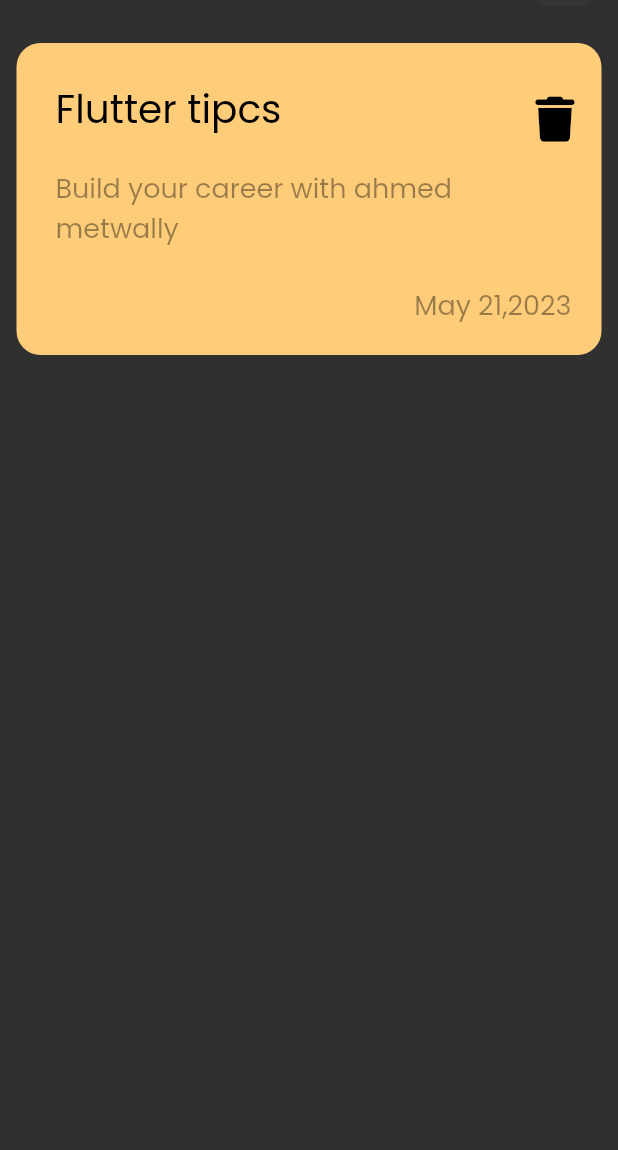
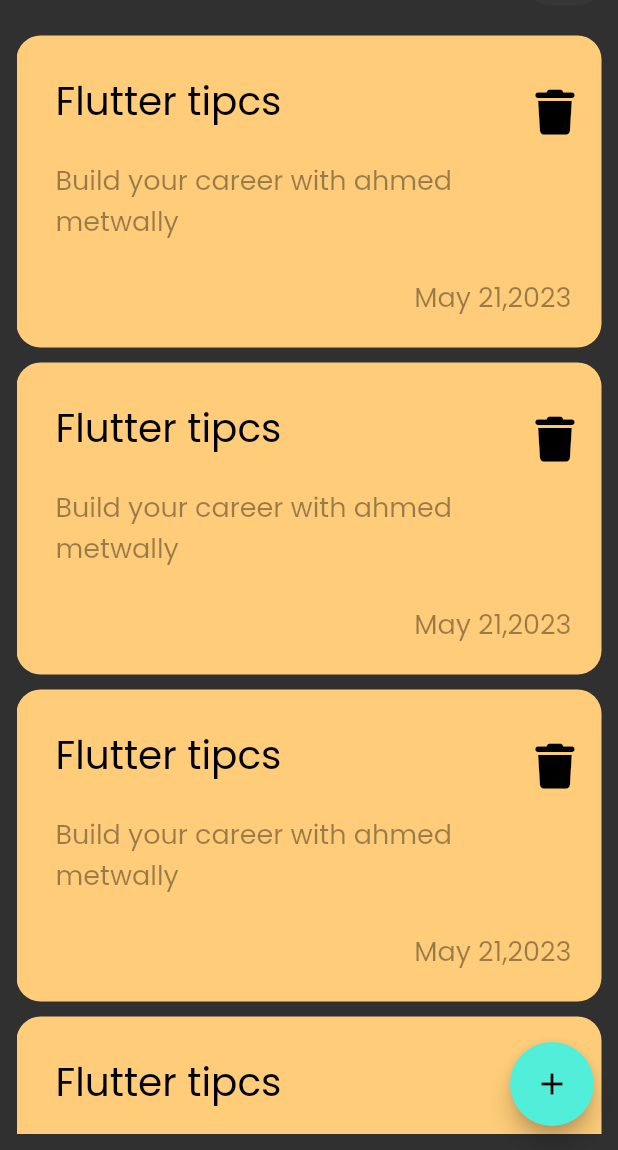
Before and after one commit to ahmedmmetwally/flutter-notes-app, a Flutter app: the screen it shows after launch, on a phone screen of 412 x 824 dp, the part 86-1236 px from its top. Run offline on Flutter 3.47's test engine with Material 2 defaults, Android fonts, the phone set to English and light mode, and no system bars; our stand-ins replace font_awesome_flutter.

Commit message:
add constant

```diff
--- a/lib/constant.dart
+++ b/lib/constant.dart
@@ -0,0 +1,5 @@
+
+
+ import 'package:flutter/material.dart';
+
+const Color floatingColor=Color(0xff51EFD9);
--- a/lib/views/notes_view.dart
+++ b/lib/views/notes_view.dart
@@ -1,4 +1,6 @@
 import 'package:flutter/material.dart';
+import 'package:notes_app_bloc_local_database/constant.dart';
+import 'package:notes_app_bloc_local_database/views/widgets/add_note_button_sheet.dart';
 import 'package:notes_app_bloc_local_database/views/widgets/notes_view_body.dart';
 
 class NotesView extends StatelessWidget {
@@ -7,7 +9,25 @@ class NotesView extends StatelessWidget {
   @override
   Widget build(BuildContext context) {
     return SafeArea(
-      child: Scaffold( body: NotesViewBody()),
+      child: Scaffold(
+          floatingActionButton:FloatingActionButton(
+              child: Icon(Icons.add),
+              backgroundColor: floatingColor,
+              onPressed: (){
+                showModalBottomSheet(
+                  shape: RoundedRectangleBorder(
+                    borderRadius: BorderRadius.vertical(
+                      top: Radius.circular(20),
+                    ),
+                  ),
+                  context: context,
+                  builder: (context) {
+                   return AddNoteButtonSheet();
+                  },
+                );
+              }
+          ),
+          body: const NotesViewBody()),
     );
   }
 }
--- a/lib/views/widgets/custom_app_bar.dart
+++ b/lib/views/widgets/custom_app_bar.dart
@@ -8,7 +8,7 @@ class CustomAppBar extends StatelessWidget {
   Widget build(BuildContext context) {
     return Padding(
       padding: const EdgeInsets.only(bottom: 15),
-      child: Row(mainAxisAlignment: MainAxisAlignment.spaceBetween,children:[
+      child: Row(mainAxisAlignment: MainAxisAlignment.spaceBetween,children:const [
         Text("Notes",style: TextStyle(fontSize: 28),),
         CustomSearchIcon(),
       ]),
--- a/lib/views/widgets/custom_search_icon.dart
+++ b/lib/views/widgets/custom_search_icon.dart
@@ -7,6 +7,6 @@ class CustomSearchIcon extends StatelessWidget {
   Widget build(BuildContext context) {
     return Container(height: 50,width: 50,decoration: BoxDecoration(borderRadius: BorderRadius.circular(16),
     color: Colors.white.withOpacity(.03)),
-    child: Icon(Icons.search,size: 30,),);
+    child: const Icon(Icons.search,size: 30,),);
   }
 }
--- a/lib/views/widgets/custome_note_item.dart
+++ b/lib/views/widgets/custome_note_item.dart
@@ -6,16 +6,16 @@ class NoteItem extends StatelessWidget {
 
   @override
   Widget build(BuildContext context) {
-    return Container(margin: EdgeInsets.symmetric(vertical: 10),decoration: BoxDecoration(borderRadius: BorderRadius.circular(16),color: Color(0xffFFCD79)),
+    return Container(margin: EdgeInsets.symmetric(vertical: 5),decoration: BoxDecoration(borderRadius: BorderRadius.circular(16),color: Color(0xffFFCD79)),
       child: Padding(
         padding: const EdgeInsets.only(top:20,left: 10,bottom: 20),
         child: Column(crossAxisAlignment: CrossAxisAlignment.end,children: [
-          ListTile(title: Text("Flutter tipcs",style: TextStyle(fontSize: 26,color: Colors.black),),
+          ListTile(title: Text("Flutter tipcs",style: const TextStyle(fontSize: 26,color: Colors.black),),
             subtitle: Padding(
               padding: const EdgeInsets.symmetric(vertical: 20),
-              child: Text("Build your career with ahmed metwally",style: TextStyle(fontSize: 18,color: Colors.black.withOpacity(.4)),),
+              child:Text("Build your career with ahmed metwally",style: TextStyle(fontSize: 18,color: Colors.black.withOpacity(.4)),),
             ),
-            trailing: Icon(FontAwesomeIcons.trash,color: Colors.black,size:30 ,),
+            trailing: const Icon(FontAwesomeIcons.trash,color: Colors.black,size:30 ,),
           ),
           Padding(
             padding: const EdgeInsets.only(right: 20),
--- a/lib/views/widgets/notes_view_body.dart
+++ b/lib/views/widgets/notes_view_body.dart
@@ -1,5 +1,6 @@
 import 'package:flutter/material.dart';
 import 'package:notes_app_bloc_local_database/views/widgets/custom_app_bar.dart';
+import 'package:notes_app_bloc_local_database/views/widgets/notes_list_view.dart';
 import './custome_note_item.dart';
 
 class NotesViewBody extends StatelessWidget {
@@ -9,9 +10,9 @@ class NotesViewBody extends StatelessWidget {
   Widget build(BuildContext context) {
     return Padding(
       padding: const EdgeInsets.all(11.0),
-      child: Column (children: [
+      child: Column (children: const [
         CustomAppBar(),
-        NoteItem(),
+        NotesListView()
       ],),
     );
   }
```
Also changed, not shown: lib/views/widgets/add_note_button_sheet.dart (+41 -0 lines).
